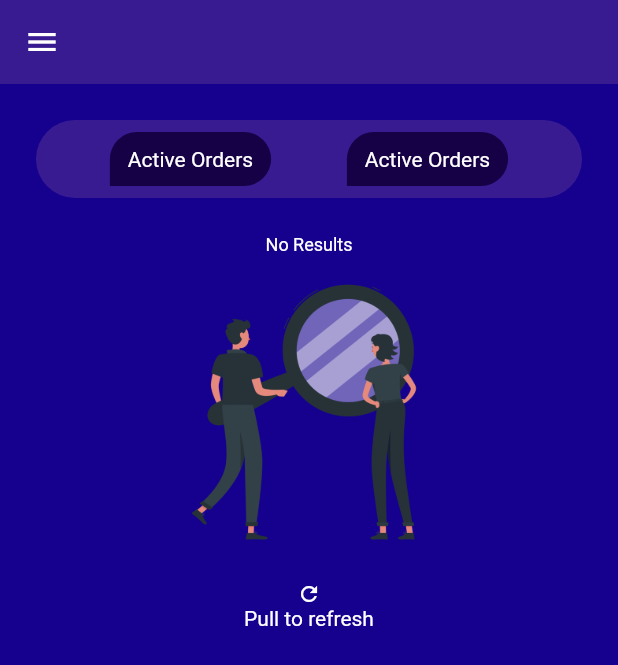
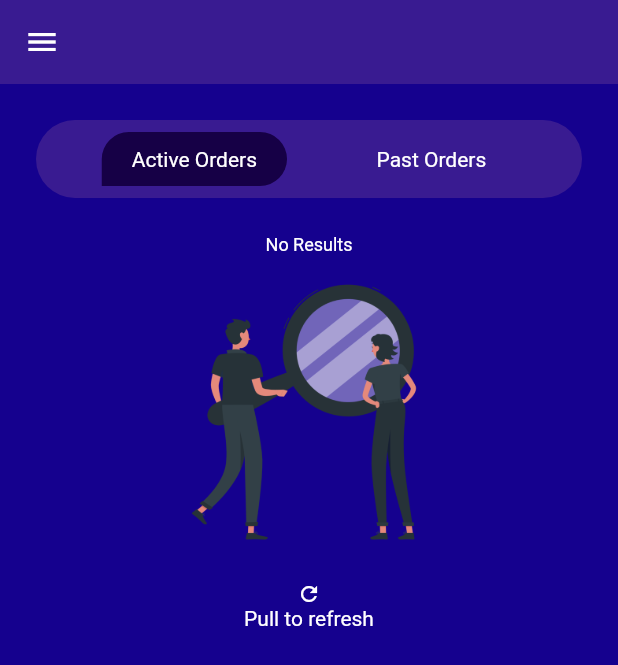
Before and after one commit to marcoleonardini/asap_challenge_cubit, a Flutter app: the HomeScreen screen opened by its route, on a phone screen of 412 x 824 dp. Shown: the top 665 px of the screen. Run offline on Flutter 3.47's test engine with Material 2 defaults, Android fonts, the light colour scheme and no system bars; our stand-ins replace bloc, flutter_bloc.

Commit message:
Added Animation of tabbar

```diff
--- a/lib/src/ui/screens/home_screen/home_screen.dart
+++ b/lib/src/ui/screens/home_screen/home_screen.dart
@@ -1,10 +1,12 @@
+import 'package:flutter/material.dart';
 import 'package:asap_challenge_cubit/src/ui/screens/home_screen/result_listwiew_widget.dart';
-import 'package:flutter/material.dart';
 import 'package:flutter_bloc/flutter_bloc.dart';
 import 'package:asap_challenge_cubit/src/ui/widgets/drawers/main_menu_drawer.dart';
 import 'package:asap_challenge_cubit/src/ui/widgets/no_result_list_view.dart';
 
 import 'package:asap_challenge_cubit/src/core/providers/cubit.dart';
+
+ValueNotifier typeOrders = ValueNotifier('active');
 
 class HomeScreen extends StatelessWidget {
   static const String route = 'home';
@@ -32,7 +34,10 @@ class HomeScreen extends StatelessWidget {
             children: [
               Container(
                 margin: EdgeInsets.all(24.0),
-                padding: EdgeInsets.symmetric(vertical: 8.0, horizontal: 24.0),
+                padding: EdgeInsets.symmetric(
+                  vertical: 8.0,
+                  horizontal: 24.0,
+                ),
                 decoration: BoxDecoration(
                   color: Color(0xff391B91),
                   borderRadius: BorderRadius.all(
@@ -42,36 +47,83 @@ class HomeScreen extends StatelessWidget {
                 child: Row(
                   mainAxisAlignment: MainAxisAlignment.spaceAround,
                   children: [
-                    Container(
-                      decoration: BoxDecoration(
+                    ValueListenableBuilder(
+                      valueListenable: typeOrders,
+                      builder: (context, value, _) {
+                        return GestureDetector(
+                          onTap: () {
+                            typeOrders.value = 'active';
+                          },
+                          child: AnimatedContainer(
+                            duration: const Duration(milliseconds: 250),
+                            curve: Curves.decelerate,
+                            decoration: value == 'active'
+                                ? BoxDecoration(
                                     borderRadius: BorderRadius.only(
                                       topLeft: Radius.circular(20),
                                       bottomRight: Radius.circular(20),
                                       topRight: Radius.circular(20),
                                     ),
                                     color: Color(0xff160046),
+                                  )
+                                : BoxDecoration(
+                                    borderRadius: BorderRadius.only(
+                                      topLeft: Radius.circular(20),
+                                      bottomRight: Radius.circular(20),
+                                      topRight: Radius.circular(20),
+                                    ),
+                                    color: Colors.transparent,
                                   ),
                             padding: EdgeInsets.symmetric(
-                          vertical: 10.0, horizontal: 12.0),
+                              vertical: 10.0,
+                              horizontal: 20.0,
+                            ),
                             child: Text('Active Orders'),
                           ),
-                    Container(
-                      decoration: BoxDecoration(
+                        );
+                      },
+                    ),
+                    ValueListenableBuilder(
+                      valueListenable: typeOrders,
+                      builder: (context, value, _) {
+                        return GestureDetector(
+                          onTap: () {
+                            typeOrders.value = 'past';
+                          },
+                          child: AnimatedContainer(
+                            duration: const Duration(milliseconds: 250),
+                            curve: Curves.decelerate,
+                            decoration: value == 'past'
+                                ? BoxDecoration(
                                     borderRadius: BorderRadius.only(
                                       topLeft: Radius.circular(20),
                                       bottomRight: Radius.circular(20),
                                       topRight: Radius.circular(20),
                                     ),
                                     color: Color(0xff160046),
+                                  )
+                                : BoxDecoration(
+                                    borderRadius: BorderRadius.only(
+                                      topLeft: Radius.circular(20),
+                                      bottomRight: Radius.circular(20),
+                                      topRight: Radius.circular(20),
+                                    ),
+                                    color: Colors.transparent,
                                   ),
                             padding: EdgeInsets.symmetric(
-                          vertical: 10.0, horizontal: 12.0),
-                      child: Text('Active Orders'),
+                              vertical: 10.0,
+                              horizontal: 20.0,
+                            ),
+                            child: Text('Past Orders'),
+                          ),
+                        );
+                      },
                     ),
                   ],
                 ),
               ),
-              Expanded(child: BlocBuilder<CounterCubit, int>(
+              Expanded(
+                child: BlocBuilder<CounterCubit, int>(
                   // cubit: CounterCubit(),
                   builder: (context, state) {
                     print(state);
@@ -85,7 +137,8 @@ class HomeScreen extends StatelessWidget {
                             ),
                     );
                   },
-              )),
+                ),
+              ),
             ],
           ),
         ),
```
Lines whose indentation alone changed are shown as unchanged.
